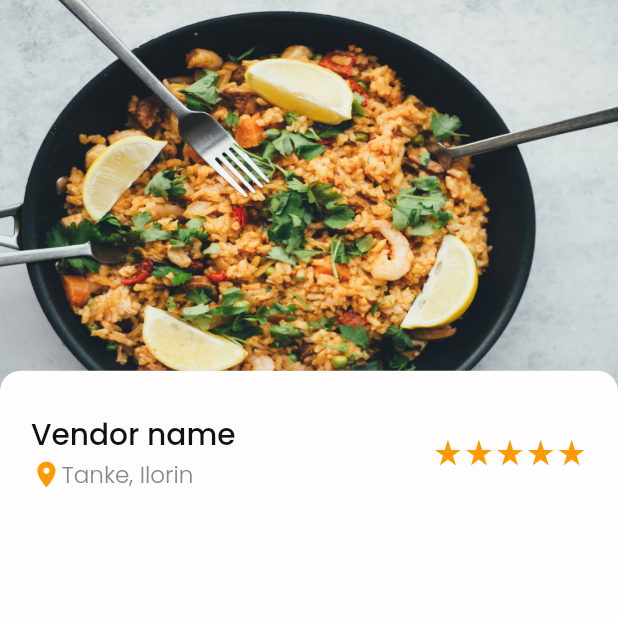
After one commit to olamilekan-adeleke/jolobbi_app, a Flutter app: the AllFoodVendorScreen screen opened by its route, after a tap on an icon or button, on a phone screen of 412 x 824 dp, the top half of it. The commit adds this screen. Run offline on Flutter 3.47's test engine with Material 2 defaults, Android fonts, the light colour scheme and no system bars; our stand-ins replace cached_network_image, cloud_firestore, equatable, firebase_auth, firebase_core, firebase_crashlytics and 7 more; missing offline and left inert: cloud_firestore_web, firebase_analytics_web, firebase_auth_web, firebase_core_web, firebase_messaging_web, flutter_secure_storage_web and 2 more; accounts and stored records are empty; network calls fail.

Commit message:
upadted SelectedFoodItemWidget and added SelectedVendorScreen

```diff
--- a/lib/cores/navigator/router_generator.dart
+++ b/lib/cores/navigator/router_generator.dart
@@ -8,6 +8,7 @@ import '../../features/food/model/food_item_data_model.dart';
 import '../../features/food/views/screen/food_home_page.dart';
 import '../../features/food/views/screen/selcted_food_item_screen.dart';
 import '../../features/food/views/screen/vendor/all_food_vendor_screen.dart';
+import '../../features/food/views/screen/vendor/selected_vendor_screen.dart';
 import 'error_route_screen.dart';
 
 class RouteGenerator {
@@ -36,14 +37,8 @@ class RouteGenerator {
         }
       case AllFoodVendorScreen.route:
         return MaterialPageRoute(builder: (_) => const AllFoodVendorScreen());
-
-      // case '/second':
-      //   // Validation of correct data type
-      //   if (args is String) {
-      //     return MaterialPageRoute(
-      //       builder: (_) => SecondPage(data: args),
-      //     );
-      //   }
+      case SelectedVendorScreen.route:
+        return MaterialPageRoute(builder: (_) => const SelectedVendorScreen());
 
       default:
         return errorRoute();
--- a/lib/features/food/views/screen/selcted_food_item_screen.dart
+++ b/lib/features/food/views/screen/selcted_food_item_screen.dart
@@ -31,9 +31,9 @@ class SelectedFoodItemWidget extends StatelessWidget {
             child: SizedBox(
               height: sh(35),
               width: double.infinity,
-              child: const CustomImageWidget(
-                imageUrl: 'assets/images/food_3.png',
-                imageTypes: ImageTypes.asset,
+              child: CustomImageWidget(
+                imageUrl: foodItem.image,
+                imageTypes: ImageTypes.network,
                 fit: BoxFit.fill,
               ),
             ),
--- a/lib/features/food/views/screen/vendor/all_food_vendor_screen.dart
+++ b/lib/features/food/views/screen/vendor/all_food_vendor_screen.dart
@@ -3,8 +3,10 @@ import 'package:flutter/material.dart';
 import '../../../../../cores/components/app_bar_widget.dart';
 import '../../../../../cores/components/custom_scaffold_widget.dart';
 import '../../../../../cores/components/search_bar_widget.dart';
+import '../../../../../cores/navigator/app_router.dart';
 import '../../../../../cores/utils/sizer_utils.dart';
 import '../../widgets/vendor/vendor_item_list_tile.dart';
+import 'selected_vendor_screen.dart';
 
 class AllFoodVendorScreen extends StatelessWidget {
   const AllFoodVendorScreen({Key? key}) : super(key: key);
@@ -26,7 +28,12 @@ class AllFoodVendorScreen extends StatelessWidget {
             child: ListView.builder(
               itemCount: 10,
               itemBuilder: (_, int index) {
-                return const VendorItemListTileWidget();
+                return GestureDetector(
+                  onTap: () {
+                    AppRouter.instance.navigateTo(SelectedVendorScreen.route);
+                  },
+                  child: const VendorItemListTileWidget(),
+                );
               },
             ),
           ),
--- /dev/null
+++ b/lib/features/food/views/screen/vendor/selected_vendor_screen.dart
@@ -0,0 +1,142 @@
+import 'package:flutter/material.dart';
+
+import '../../../../../cores/components/custom_scaffold_widget.dart';
+import '../../../../../cores/components/custom_text_widget.dart';
+import '../../../../../cores/components/image_widget.dart';
+import '../../../../../cores/constants/color.dart';
+import '../../../../../cores/utils/sizer_utils.dart';
+
+class SelectedVendorScreen extends StatelessWidget {
+  const SelectedVendorScreen({Key? key}) : super(key: key);
+
+  static const String route = '/selected-vendor-screen';
+
+  @override
+  Widget build(BuildContext context) {
+    return CustomScaffoldWidget(
+      useSingleScroll: false,
+      usePadding: false,
+      useSafeArea: false,
+      body: Stack(
+        children: <Widget>[
+          Align(
+            alignment: Alignment.topCenter,
+            child: SizedBox(
+              height: sh(35),
+              width: double.infinity,
+              child: const CustomImageWidget(
+                imageUrl: 'assets/images/food_3.png',
+                imageTypes: ImageTypes.asset,
+                fit: BoxFit.fill,
+              ),
+            ),
+          ),
+          Align(
+            alignment: Alignment.bottomCenter,
+            child: Container(
+              height: sh(68),
+              width: double.infinity,
+              decoration: BoxDecoration(
+                color: kcWhite,
+                borderRadius: BorderRadius.only(
+                  topLeft: Radius.circular(sp(10)),
+                  topRight: Radius.circular(sp(10)),
+                ),
+              ),
+              child: const VendorDetailsBodyWidget(),
+            ),
+          ),
+        ],
+      ),
+    );
+  }
+}
+
+class VendorDetailsBodyWidget extends StatelessWidget {
+  const VendorDetailsBodyWidget({Key? key}) : super(key: key);
+
+  @override
+  Widget build(BuildContext context) {
+    return Padding(
+      padding: EdgeInsets.symmetric(horizontal: sp(15), vertical: sp(20)),
+      child: Column(
+        children: <Widget>[
+          const FoodItemHeaderWidget(),
+          verticalSpace(),
+          // Expanded(
+          //   child: DefaultTabController(
+          //     length: 2,
+          //     child: Column(
+          //       children: <Widget>[
+          //         const TabBar(
+          //           tabs: [Tab(text: 'Description'), Tab(text: 'Reviews')],
+          //         ),
+          //         Flexible(
+          //           child: TabBarView(
+          //             children: [
+          //               SelectedFoodDescriptionAndAddonWidget(foodItem),
+          //               const FoodItemReviewListViewWidget(),
+          //             ],
+          //           ),
+          //         ),
+          //       ],
+          //     ),
+          //   ),
+          // ),
+        ],
+      ),
+    );
+  }
+}
+
+class FoodItemHeaderWidget extends StatelessWidget {
+  const FoodItemHeaderWidget({Key? key}) : super(key: key);
+
+  @override
+  Widget build(BuildContext context) {
+    return Row(
+      mainAxisAlignment: MainAxisAlignment.spaceBetween,
+      children: [
+        Flexible(
+          child: Column(
+            crossAxisAlignment: CrossAxisAlignment.start,
+            children: [
+              TextWidget(
+                'Vendor name',
+                fontSize: sp(18),
+                fontWeight: FontWeight.w500,
+                textAlign: TextAlign.left,
+              ),
+              Row(
+                children: [
+                  Icon(
+                    Icons.location_on_sharp,
+                    size: sp(15),
+                    color: kcPrimaryColor,
+                  ),
+                  TextWidget(
+                    'Tanke, Ilorin',
+                    fontSize: sp(14),
+                    fontWeight: FontWeight.w300,
+                    textColor: kcIconGrey,
+                    maxLines: 1,
+                    overflow: TextOverflow.ellipsis,
+                  ),
+                ],
+              ),
+            ],
+          ),
+        ),
+        Row(
+          children: [
+            Icon(Icons.star_rate, size: sp(15), color: kcPrimaryColor),
+            Icon(Icons.star_rate, size: sp(15), color: kcPrimaryColor),
+            Icon(Icons.star_rate, size: sp(15), color: kcPrimaryColor),
+            Icon(Icons.star_rate, size: sp(15), color: kcPrimaryColor),
+            Icon(Icons.star_rate, size: sp(15), color: kcPrimaryColor),
+          ],
+        ),
+      ],
+    );
+  }
+}
```
